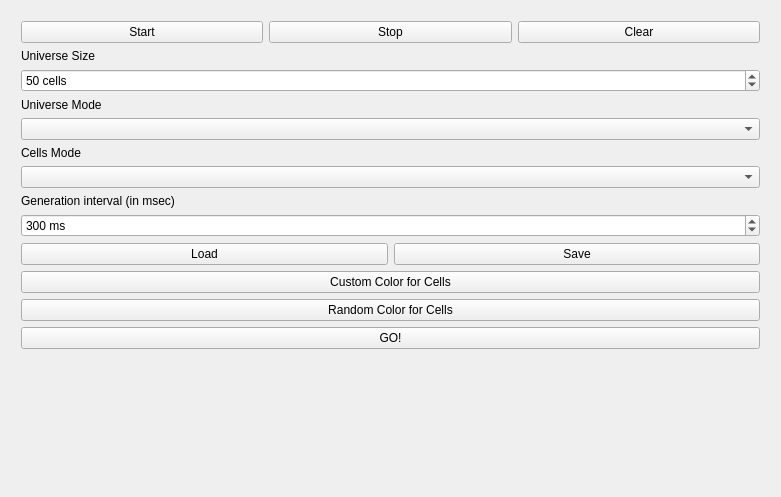
The window that Qt_Project_Milestone_02/mainwindow.ui (LarsLPetersen/PRG-PR_01) describes before a commit, drawn with Qt 5.
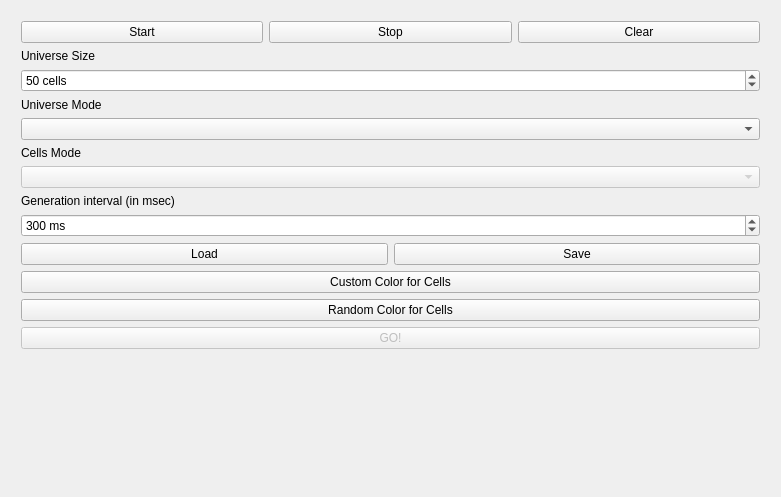
The same window after the commit.

```diff
--- a/Qt_Project_Milestone_02/mainwindow.ui
+++ b/Qt_Project_Milestone_02/mainwindow.ui
@@ -95,7 +95,11 @@
         </widget>
        </item>
        <item>
-        <widget class="QComboBox" name="cellModeControl"/>
+        <widget class="QComboBox" name="cellModeControl">
+         <property name="enabled">
+          <bool>false</bool>
+         </property>
+        </widget>
        </item>
        <item>
         <widget class="QLabel" name="generationIntervalLabel">
@@ -160,6 +164,9 @@
        </item>
        <item>
         <widget class="QPushButton" name="gameGoButton">
+         <property name="enabled">
+          <bool>false</bool>
+         </property>
          <property name="text">
           <string>GO!</string>
          </property>
```
